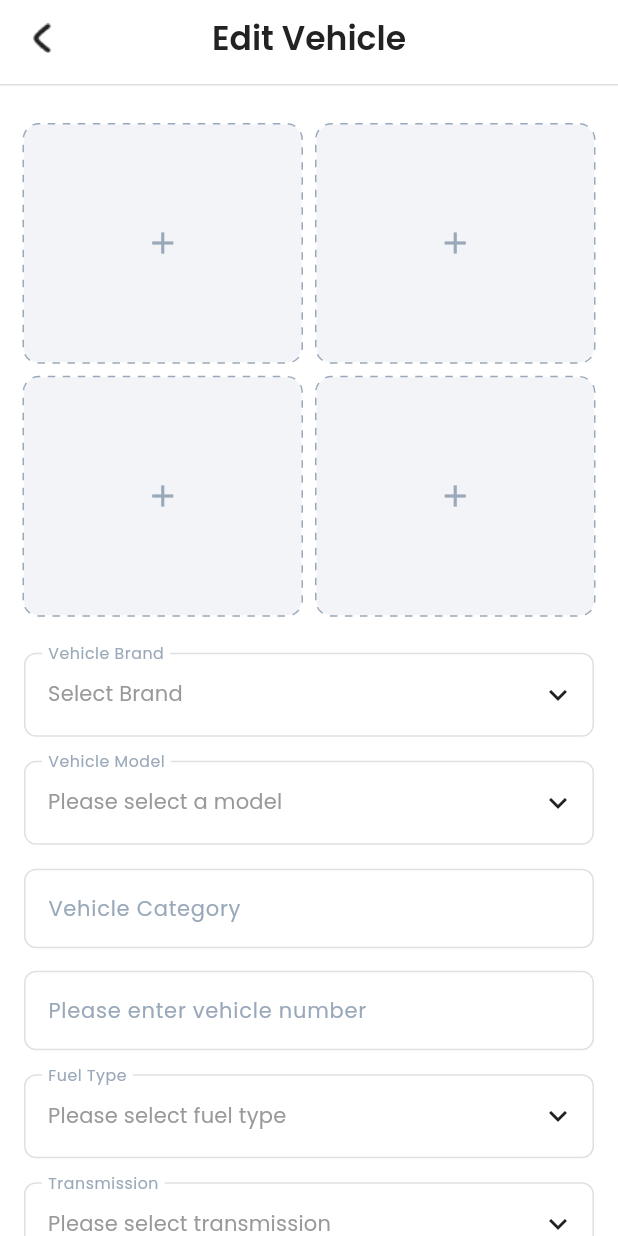
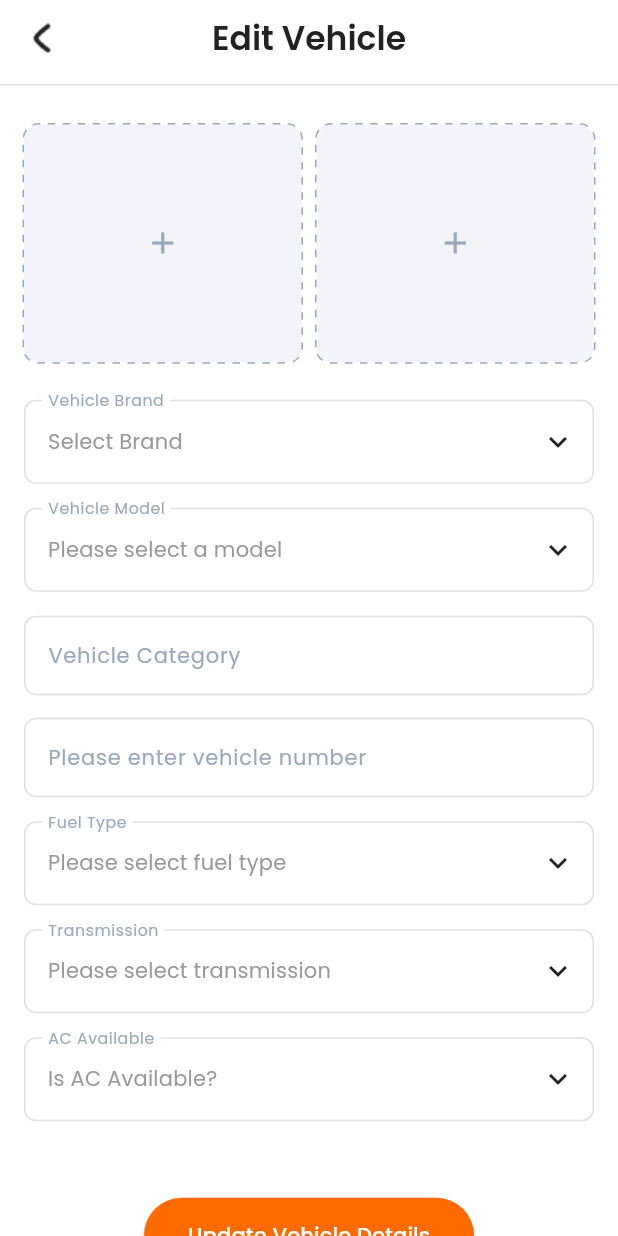
Before and after one commit to ranjithkumar-gitch/manadrivernew, a Flutter app: the EditVehicleDetails screen opened directly with empty values, on a phone screen of 412 x 824 dp. Run offline on Flutter 3.47's test engine with Material 3 defaults, Android fonts, the phone set to English and light mode, and no system bars; drawn by our look-alikes of dotted_border; our stand-ins replace animated_text_kit, bot_toast, carousel_slider, cloud_firestore, country_picker, dotted_line and 19 more; missing offline and left inert: flutter_google_places_sdk, libphonenumber_plugin, razorpay_flutter; accounts and stored records are empty; statements that could not run were skipped.

Commit message:
edit vehicel screen updated

```diff
--- a/lib/Vehicles/edit_vehicle_details.dart
+++ b/lib/Vehicles/edit_vehicle_details.dart
@@ -464,7 +464,7 @@ class _EditVehicleDetailsState extends State<EditVehicleDetails> {
     ).showSnackBar(SnackBar(content: Text(message)));
   }
 
-  int maxImages = 4;
+  int maxImages = 2;
   void _pickImage(int index) async {
     final localizations = AppLocalizations.of(context)!;
     showDialog(
@@ -633,7 +633,7 @@ class _EditVehicleDetailsState extends State<EditVehicleDetails> {
                       physics: const NeverScrollableScrollPhysics(),
                       gridDelegate:
                           const SliverGridDelegateWithFixedCrossAxisCount(
-                            crossAxisCount: 2, // always 2 per row
+                            crossAxisCount: 2,
                             crossAxisSpacing: 10,
                             mainAxisSpacing: 10,
                             childAspectRatio: 70 / 60,
```
Also changed, not shown: lib/main.dart (line endings or trailing spaces).
